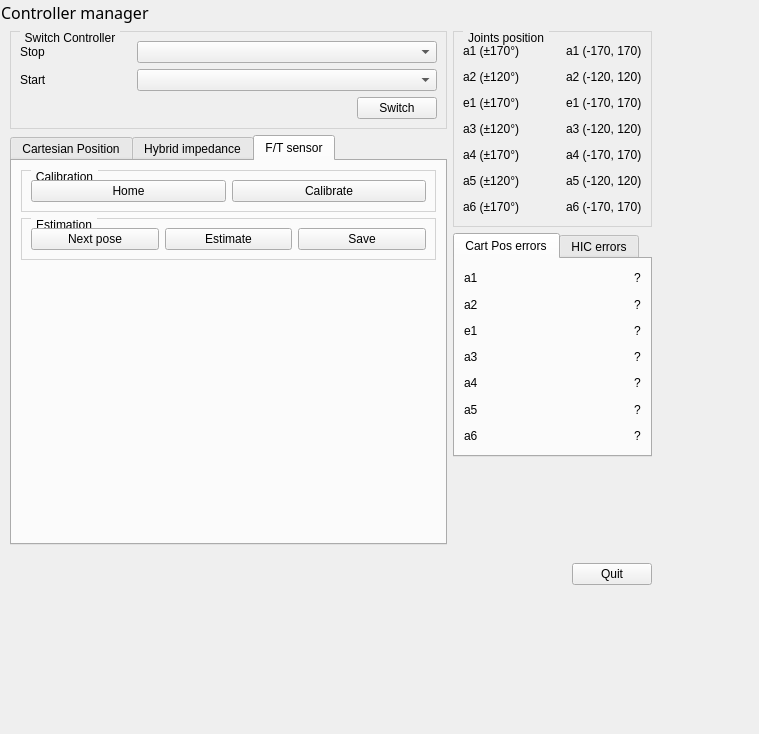
xEnVrE/controller_switcher, file ui/main_window.ui: the form before one commit.
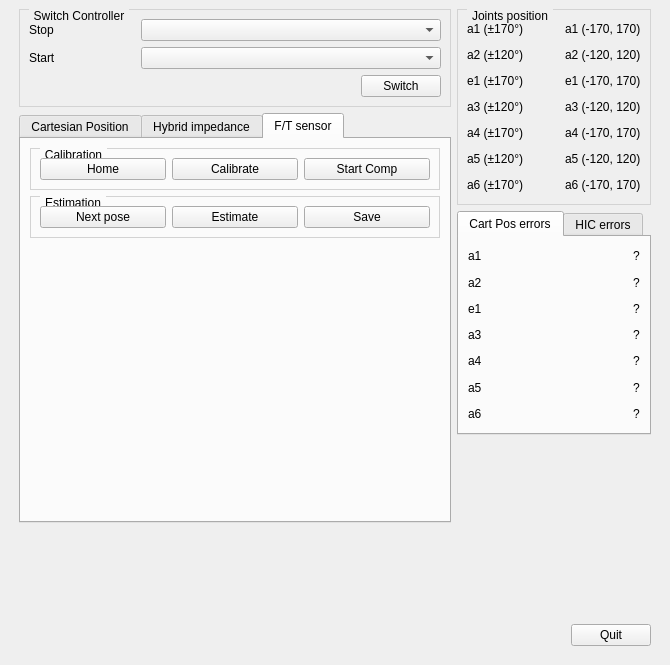
The form after the commit. The open tabs and pages were chosen to show the change.

Commit message: - add start compensation service (logic and UI) - fix UI wrong resize

```diff
--- a/ui/main_window.ui
+++ b/ui/main_window.ui
@@ -9,8 +9,8 @@
    <rect>
     <x>0</x>
     <y>0</y>
-    <width>759</width>
-    <height>734</height>
+    <width>670</width>
+    <height>665</height>
    </rect>
   </property>
   <property name="maximumSize">
@@ -32,55 +32,7 @@
    <property name="enabled">
     <bool>true</bool>
    </property>
-   <widget class="QWidget" name="">
-    <layout class="QVBoxLayout" name="MainVertical">
-     <property name="leftMargin">
-      <number>0</number>
-     </property>
-     <property name="topMargin">
-      <number>0</number>
-     </property>
-     <property name="rightMargin">
-      <number>0</number>
-     </property>
-     <property name="bottomMargin">
-      <number>0</number>
-     </property>
-     <item>
-      <layout class="QHBoxLayout" name="HeaderHorizontal">
-       <property name="leftMargin">
-        <number>1</number>
-       </property>
-       <property name="topMargin">
-        <number>1</number>
-       </property>
-       <property name="rightMargin">
-        <number>1</number>
-       </property>
-       <property name="bottomMargin">
-        <number>1</number>
-       </property>
-       <item>
-        <widget class="QLabel" name="TitleLabel">
-         <property name="font">
-          <font>
-           <family>Sans Serif</family>
-           <pointsize>12</pointsize>
-           <weight>50</weight>
-           <italic>false</italic>
-           <bold>false</bold>
-           <underline>false</underline>
-           <strikeout>false</strikeout>
-           <kerning>true</kerning>
-          </font>
-         </property>
-         <property name="text">
-          <string>Controller manager</string>
-         </property>
-        </widget>
-       </item>
-      </layout>
-     </item>
+   <layout class="QVBoxLayout" name="verticalLayout_2">
      <item>
       <layout class="QHBoxLayout" name="BodyHorizontal">
        <property name="leftMargin">
@@ -1412,6 +1364,13 @@
                   </property>
                  </widget>
                 </item>
+               <item>
+                <widget class="QPushButton" name="buttonStart_compensation_ftsensor">
+                 <property name="text">
+                  <string>Start Comp</string>
+                 </property>
+                </widget>
+               </item>
                </layout>
               </widget>
              </item>
@@ -2130,7 +2089,6 @@
       </layout>
      </item>
     </layout>
-   </widget>
   </widget>
  </widget>
  <tabstops>
```
Lines whose indentation alone changed are shown as unchanged. The commit also changes 4 other files.
